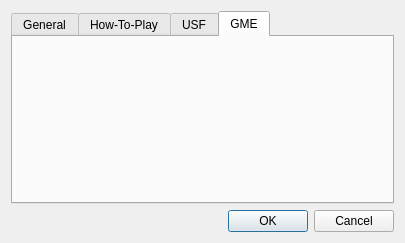
Old version of the form gui/configdialog.ui in the repository derselbst/ANMP.
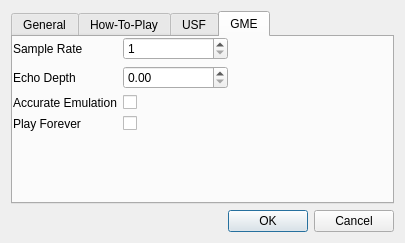
New version of the form. The open tabs and pages were chosen to show the change.

Commit message: update configdialog, add whatsThat

```diff
--- a/gui/configdialog.ui
+++ b/gui/configdialog.ui
@@ -172,6 +172,89 @@
         <attribute name="title">
          <string notr="true">GME</string>
         </attribute>
+        <widget class="QWidget" name="formLayoutWidget_3">
+         <property name="geometry">
+          <rect>
+           <x>0</x>
+           <y>0</y>
+           <width>215</width>
+           <height>101</height>
+          </rect>
+         </property>
+         <layout class="QFormLayout" name="formLayout_4">
+          <item row="0" column="0">
+           <widget class="QLabel" name="label_9">
+            <property name="text">
+             <string>Sample Rate</string>
+            </property>
+           </widget>
+          </item>
+          <item row="0" column="1">
+           <widget class="QSpinBox" name="spinGmeSampleRate">
+            <property name="minimum">
+             <number>1</number>
+            </property>
+            <property name="maximum">
+             <number>96000</number>
+            </property>
+            <property name="singleStep">
+             <number>1000</number>
+            </property>
+           </widget>
+          </item>
+          <item row="1" column="0">
+           <widget class="QLabel" name="label_10">
+            <property name="whatsThis">
+             <string>&lt;html&gt;&lt;head/&gt;&lt;body&gt;&lt;p&gt;Adjust stereo echo depth, where 0.0 = off and 1.0 = maximum.&lt;/p&gt;&lt;p&gt;Has no effect for GYM, SPC, and Sega Genesis VGM music&lt;/p&gt;&lt;/body&gt;&lt;/html&gt;</string>
+            </property>
+            <property name="text">
+             <string>Echo Depth</string>
+            </property>
+           </widget>
+          </item>
+          <item row="1" column="1">
+           <widget class="QDoubleSpinBox" name="spinGmeSfx">
+            <property name="maximum">
+             <double>1.000000000000000</double>
+            </property>
+            <property name="singleStep">
+             <double>0.100000000000000</double>
+            </property>
+           </widget>
+          </item>
+          <item row="2" column="0">
+           <widget class="QLabel" name="label_11">
+            <property name="whatsThis">
+             <string>&lt;html&gt;&lt;head/&gt;&lt;body&gt;&lt;p&gt;IMHO, there is no reason to turn this off. CPU costs are not worth it either.&lt;/p&gt;&lt;/body&gt;&lt;/html&gt;</string>
+            </property>
+            <property name="text">
+             <string>Accurate Emulation</string>
+            </property>
+           </widget>
+          </item>
+          <item row="2" column="1">
+           <widget class="QCheckBox" name="checkGmeAccurate">
+            <property name="text">
+             <string/>
+            </property>
+           </widget>
+          </item>
+          <item row="3" column="0">
+           <widget class="QLabel" name="label_12">
+            <property name="text">
+             <string>Play Forever</string>
+            </property>
+           </widget>
+          </item>
+          <item row="3" column="1">
+           <widget class="QCheckBox" name="checkGmeForever">
+            <property name="text">
+             <string/>
+            </property>
+           </widget>
+          </item>
+         </layout>
+        </widget>
        </widget>
       </widget>
      </item>
```
Left out of the diff: 42 changed lines with no effect on the pictures. The commit also changes 2 other files.
